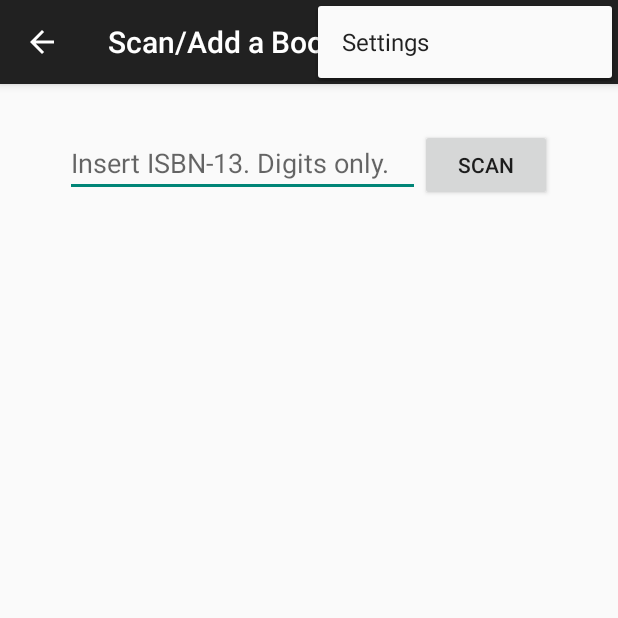
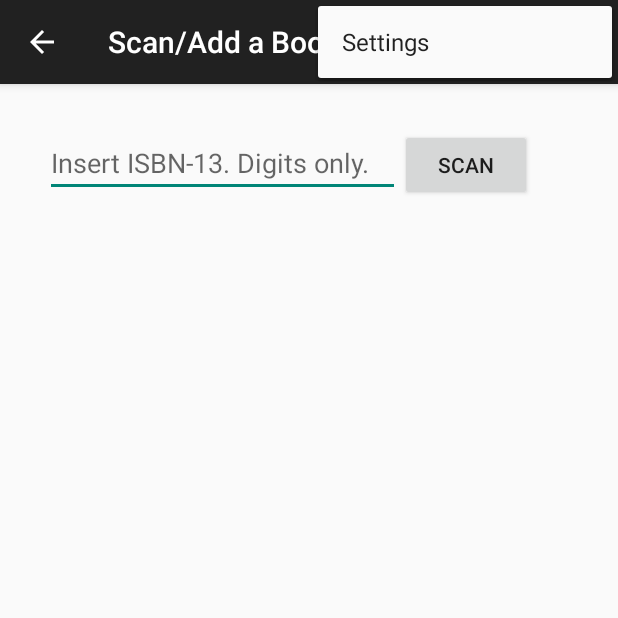
Before and after one commit to gordonyoon/alexandria, an Android app: the fragment AddBook placed in its activity, with the options menu open, on a phone screen of 412 x 824 dp, the top half of it. Run offline under Robolectric (Android 15) with nearby library versions, the phone set to English and light mode, and no system bars; 2 statements that could not run were skipped.

Commit message:
Fix AddBook portrait and landscape layouts

```diff
--- a/app/src/main/res/layout-land/fragment_add_book.xml
+++ b/app/src/main/res/layout-land/fragment_add_book.xml
@@ -1,131 +1,129 @@
-<FrameLayout xmlns:android="http://schemas.android.com/apk/res/android"
-    xmlns:tools="http://schemas.android.com/tools" android:layout_width="match_parent"
-    android:layout_height="match_parent" tools:context="it.jaschke.alexandria.AddBook">
+<LinearLayout xmlns:android="http://schemas.android.com/apk/res/android"
+    xmlns:tools="http://schemas.android.com/tools"
+    android:layout_width="match_parent"
+    android:layout_height="match_parent"
+    android:orientation="horizontal"
+    tools:context="it.jaschke.alexandria.AddBook">
 
     <RelativeLayout
-        android:orientation="horizontal"
-        android:layout_width="fill_parent"
+        android:layout_width="0dp"
+        android:layout_weight="1"
         android:layout_height="fill_parent"
-        android:layout_gravity="left|center_vertical">
+        android:layout_gravity="center_horizontal|top"
+        android:orientation="horizontal">
 
-        <EditText
+        <LinearLayout
+            android:id="@+id/eancontainer"
             android:layout_width="wrap_content"
             android:layout_height="wrap_content"
-            android:inputType="number"
-            android:minEms="@integer/ean_width"
-            android:id="@+id/ean"
-            android:saveEnabled="true"
-            android:textIsSelectable="false"
-            android:maxLength="@integer/ean_size"
-            android:hint="@string/input_hint"
-            android:layout_marginLeft="40dp"
-            android:layout_marginStart="40dp"
-            android:maxLines="1"
+            android:layout_alignParentTop="true"
             android:layout_marginTop="30dp"
-            android:layout_alignParentTop="true"
-            android:layout_alignParentLeft="true"
-            android:layout_alignParentStart="true"/>
+            android:layout_marginLeft="30dp"
+            android:layout_marginStart="30dp"
+            android:orientation="horizontal">
 
-        <Button
-            android:layout_width="wrap_content"
-            android:layout_height="wrap_content"
-            android:text="@string/scan_button"
-            android:id="@+id/scan_button"
-            android:layout_marginLeft="23dp"
-            android:layout_marginStart="23dp"
-            android:layout_alignBottom="@+id/ean"
-            android:layout_toRightOf="@+id/ean"
-            android:layout_toEndOf="@+id/ean"/>
+            <EditText
+                android:id="@+id/ean"
+                android:layout_width="wrap_content"
+                android:layout_height="wrap_content"
+                android:hint="@string/input_hint"
+                android:imeOptions="actionDone"
+                android:inputType="number"
+                android:maxLength="@integer/ean_size"
+                android:maxLines="1"
+                android:minEms="@integer/ean_width"
+                android:paddingRight="20dp"
+                android:saveEnabled="true" />
 
-        <TextView
-            android:layout_width="wrap_content"
-            android:layout_height="wrap_content"
-            android:id="@+id/bookTitle"
-            android:textSize="@dimen/head_line"
-            android:textIsSelectable="true"
-            android:textStyle="bold"
-            android:layout_below="@+id/scan_button"
-            android:layout_alignLeft="@+id/ean"
-            android:layout_alignStart="@+id/ean"
-            android:layout_marginLeft="10dp"
-            android:layout_marginRight="10dp"
-            android:layout_marginTop="10dp"/>
-
-        <TextView
-            android:layout_width="wrap_content"
-            android:layout_height="wrap_content"
-            android:id="@+id/bookSubTitle"
-            android:layout_below="@+id/bookTitle"
-            android:layout_alignLeft="@+id/bookTitle"
-            android:layout_alignStart="@+id/bookTitle"
-            android:layout_marginTop="10dp"/>
-
-        <ImageView
-            android:layout_width="wrap_content"
-            android:layout_height="wrap_content"
-            android:id="@+id/bookCover"
-            android:contentDescription="@string/book_cover"
-            android:minHeight="20dip"
-            android:minWidth="20dip"
-            android:layout_below="@+id/bookSubTitle"
-            android:layout_alignLeft="@+id/bookSubTitle"
-            android:layout_alignStart="@+id/bookSubTitle"
-            />
-
-        <TextView
-            android:layout_width="wrap_content"
-            android:layout_height="wrap_content"
-            android:id="@+id/authors"
-            android:textSize="@dimen/small_fontsize"
-            android:layout_marginLeft="25dp"
-            android:layout_alignTop="@+id/bookCover"
-            android:layout_toRightOf="@+id/bookCover"
-            />
-
-        <TextView
-            android:layout_width="wrap_content"
-            android:layout_height="wrap_content"
-            android:id="@+id/categories"
-            android:textSize="@dimen/small_fontsize"
-            android:layout_below="@+id/bookCover"
-            android:layout_alignLeft="@+id/bookCover"
-            android:layout_alignStart="@+id/bookCover"
-            android:layout_marginTop="10dp"/>
-
-        <LinearLayout
-            android:orientation="vertical"
-            android:layout_width="wrap_content"
-            android:layout_height="fill_parent"
-            android:layout_alignParentTop="true"
-            android:layout_alignParentRight="true"
-            >
-
-            <ImageButton
+            <Button
+                android:id="@+id/scan_button"
                 android:layout_width="wrap_content"
-                android:layout_height="fill_parent"
-                android:contentDescription="@string/cancel_button"
-                android:layout_weight="1"
-                android:src="@drawable/ic_action_discard"
-                style="?android:attr/buttonBarButtonStyle"
-                android:id="@+id/delete_button"
-                android:visibility="invisible"
-                />
-
-            <ImageButton
-                android:layout_width="wrap_content"
-                android:layout_height="fill_parent"
-                android:contentDescription="@string/ok_button"
-                android:text="@string/ok_button"
-                android:layout_weight="1"
-                android:id="@+id/save_button"
-                android:visibility="invisible"
-                android:src="@drawable/ic_action_accept"
-                style="?android:attr/buttonBarButtonStyle"
-                android:layout_gravity="bottom"
-                />
-
+                android:layout_height="wrap_content"
+                android:text="@string/scan_button" />
 
         </LinearLayout>
 
+        <TextView
+            android:id="@+id/bookTitle"
+            android:layout_width="wrap_content"
+            android:layout_height="wrap_content"
+            android:layout_alignLeft="@id/eancontainer"
+            android:layout_alignStart="@id/eancontainer"
+            android:layout_below="@id/eancontainer"
+            android:layout_marginTop="20dp"
+            android:paddingRight="20dp"
+            android:textIsSelectable="true"
+            android:textSize="@dimen/head_line"
+            android:textStyle="bold" />
+
+        <TextView
+            android:id="@+id/bookSubTitle"
+            android:layout_width="wrap_content"
+            android:layout_height="wrap_content"
+            android:layout_alignLeft="@id/eancontainer"
+            android:layout_alignStart="@id/eancontainer"
+            android:layout_below="@id/bookTitle"
+            android:layout_marginTop="10dp"
+            android:ellipsize="end"
+            android:maxLines="3" />
+
+        <ImageView
+            android:id="@+id/bookCover"
+            android:layout_width="wrap_content"
+            android:layout_height="wrap_content"
+            android:layout_alignLeft="@id/eancontainer"
+            android:layout_alignStart="@id/eancontainer"
+            android:layout_below="@id/bookSubTitle"
+            android:layout_marginBottom="20dp"
+            android:layout_marginTop="20dp"
+            android:contentDescription="@string/book_cover" />
+
+        <TextView
+            android:id="@+id/categories"
+            android:layout_width="wrap_content"
+            android:layout_height="wrap_content"
+            android:layout_alignLeft="@id/eancontainer"
+            android:layout_alignStart="@id/eancontainer"
+            android:layout_below="@id/bookCover" />
+
+        <TextView
+            android:id="@+id/authors"
+            android:layout_width="wrap_content"
+            android:layout_height="wrap_content"
+            android:layout_below="@id/bookCover"
+            android:layout_alignParentEnd="true"
+            android:layout_alignParentRight="true"
+            android:gravity="end"
+            android:textStyle="bold" />
     </RelativeLayout>
-</FrameLayout>
+
+    <LinearLayout
+        android:layout_width="wrap_content"
+        android:layout_height="fill_parent"
+        android:layout_marginLeft="40dp"
+        android:layout_marginStart="40dp"
+        android:orientation="vertical">
+
+        <ImageButton
+            android:id="@+id/delete_button"
+            style="?android:attr/buttonBarButtonStyle"
+            android:layout_width="wrap_content"
+            android:layout_height="fill_parent"
+            android:layout_weight="1"
+            android:contentDescription="@string/cancel_button"
+            android:src="@drawable/ic_action_discard"
+            android:visibility="invisible" />
+
+        <ImageButton
+            android:id="@+id/save_button"
+            style="?android:attr/buttonBarButtonStyle"
+            android:layout_width="wrap_content"
+            android:layout_height="fill_parent"
+            android:layout_gravity="bottom"
+            android:layout_weight="1"
+            android:contentDescription="@string/ok_button"
+            android:src="@drawable/ic_action_accept"
+            android:text="@string/ok_button"
+            android:visibility="invisible" />
+    </LinearLayout>
+</LinearLayout>
--- a/app/src/main/res/layout/fragment_add_book.xml
+++ b/app/src/main/res/layout/fragment_add_book.xml
@@ -1,13 +1,15 @@
-<FrameLayout xmlns:android="http://schemas.android.com/apk/res/android"
+<LinearLayout xmlns:android="http://schemas.android.com/apk/res/android"
     xmlns:tools="http://schemas.android.com/tools"
     android:layout_width="match_parent"
     android:layout_height="match_parent"
+    android:orientation="vertical"
     tools:context="it.jaschke.alexandria.AddBook">
 
     <RelativeLayout
         android:layout_width="fill_parent"
-        android:layout_height="fill_parent"
+        android:layout_height="0dp"
         android:layout_gravity="center_horizontal|top"
+        android:layout_weight="1"
         android:orientation="horizontal">
 
         <LinearLayout
@@ -15,7 +17,8 @@
             android:layout_width="wrap_content"
             android:layout_height="wrap_content"
             android:layout_alignParentTop="true"
-            android:layout_centerHorizontal="true"
+            android:layout_marginLeft="30dp"
+            android:layout_marginStart="30dp"
             android:layout_marginTop="30dp"
             android:orientation="horizontal">
 
@@ -92,13 +95,11 @@
             android:layout_below="@id/bookCover"
             android:gravity="end"
             android:textStyle="bold" />
+    </RelativeLayout>
 
     <LinearLayout
         android:layout_width="fill_parent"
         android:layout_height="50dip"
-            android:layout_alignParentBottom="true"
-            android:layout_alignParentLeft="true"
-            android:layout_alignParentStart="true"
         android:orientation="horizontal">
 
         <Button
@@ -123,6 +124,4 @@
             android:visibility="invisible" />
 
     </LinearLayout>
-
-    </RelativeLayout>
-</FrameLayout>
+</LinearLayout>
```
Lines whose indentation alone changed are shown as unchanged.
